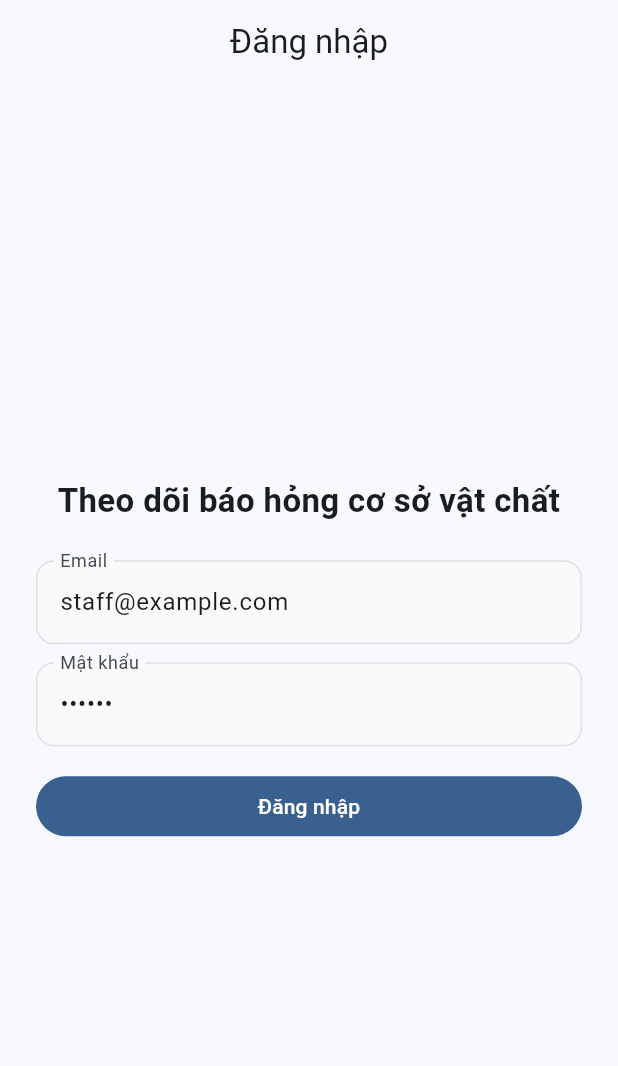
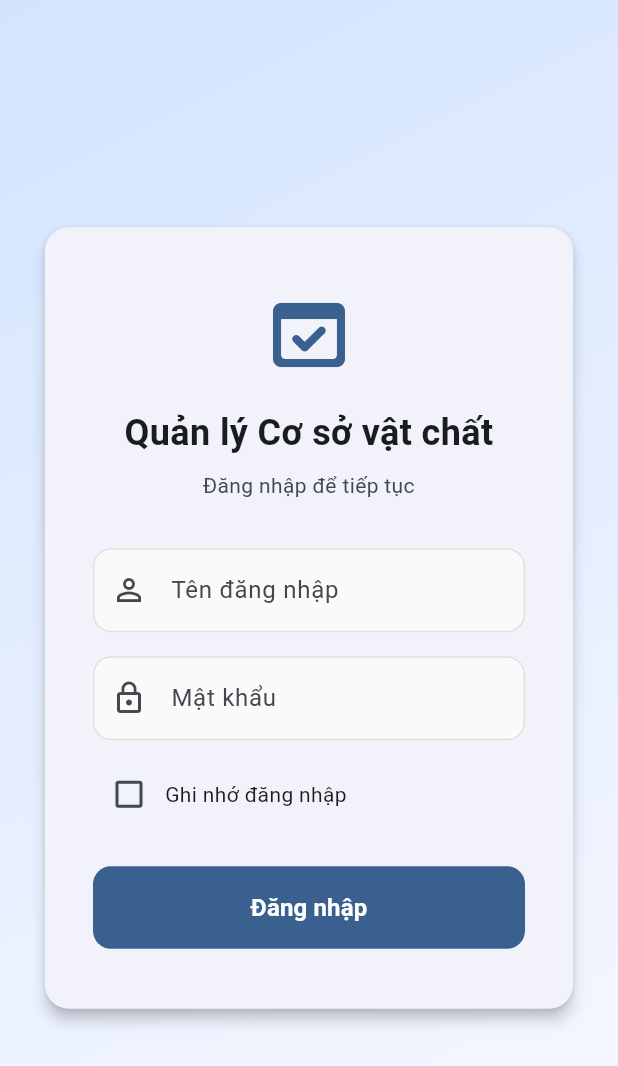
Before and after one commit to MinhSimpRaiden/FacilityReportApp, a Flutter app: the screen it shows after launch, on a phone screen of 412 x 824 dp. Shown: the top 1066 px of the screen. Run offline on Flutter 3.47's test engine with Material 3 defaults, Android fonts, the phone set to English and light mode, and no system bars; our stand-ins replace cloud_firestore, firebase_core, firebase_messaging, flutter_local_notifications, shared_preferences; accounts and stored records are empty.

Commit message:
UI: Redesign login screen with gradient and modern card layout

```diff
--- a/lib/screens/login/login_screen.dart
+++ b/lib/screens/login/login_screen.dart
@@ -1,5 +1,7 @@
 import 'package:flutter/material.dart';
 import 'package:provider/provider.dart';
+
+import 'package:shared_preferences/shared_preferences.dart';
 
 import '../../providers/auth_provider.dart';
 import '../../services/notification_service.dart';
@@ -13,12 +15,32 @@ class LoginScreen extends StatefulWidget {
 
 class _LoginScreenState extends State<LoginScreen> {
   final _formKey = GlobalKey<FormState>();
-  final _emailController = TextEditingController(text: 'staff@example.com');
-  final _passwordController = TextEditingController(text: '123456');
+  final _usernameController = TextEditingController();
+  final _passwordController = TextEditingController();
+  bool _rememberMe = false;
+
+  @override
+  void initState() {
+    super.initState();
+    _loadSavedCredentials();
+  }
+
+  Future<void> _loadSavedCredentials() async {
+    final prefs = await SharedPreferences.getInstance();
+    final savedUsername = prefs.getString('saved_username');
+    final savedPassword = prefs.getString('saved_password');
+    if (savedUsername != null && savedPassword != null) {
+      setState(() {
+        _usernameController.text = savedUsername;
+        _passwordController.text = savedPassword;
+        _rememberMe = true;
+      });
+    }
+  }
 
   @override
   void dispose() {
-    _emailController.dispose();
+    _usernameController.dispose();
     _passwordController.dispose();
     super.dispose();
   }
@@ -30,7 +52,7 @@ class _LoginScreenState extends State<LoginScreen> {
 
     final authProvider = context.read<AuthProvider>();
     final ok = await authProvider.signIn(
-      email: _emailController.text,
+      username: _usernameController.text,
       password: _passwordController.text,
     );
 
@@ -43,53 +65,96 @@ class _LoginScreenState extends State<LoginScreen> {
     }
 
     if (ok && mounted) {
+      final prefs = await SharedPreferences.getInstance();
+      if (_rememberMe) {
+        await prefs.setString('saved_username', _usernameController.text);
+        await prefs.setString('saved_password', _passwordController.text);
+      } else {
+        await prefs.remove('saved_username');
+        await prefs.remove('saved_password');
+      }
+
+      if (mounted) {
         await context.read<NotificationService>().saveCurrentDeviceToken();
+      }
     }
   }
 
   @override
   Widget build(BuildContext context) {
     final isLoading = context.watch<AuthProvider>().isLoading;
+    final colorScheme = Theme.of(context).colorScheme;
 
     return Scaffold(
-      appBar: AppBar(title: const Text('Đăng nhập')),
-      body: Center(
+      body: Container(
+        decoration: BoxDecoration(
+          gradient: LinearGradient(
+            begin: Alignment.topLeft,
+            end: Alignment.bottomRight,
+            colors: [
+              colorScheme.primaryContainer,
+              colorScheme.surface,
+            ],
+          ),
+        ),
+        child: Center(
           child: ConstrainedBox(
-          constraints: const BoxConstraints(maxWidth: 420),
+            constraints: const BoxConstraints(maxWidth: 400),
+            child: Card(
+              margin: const EdgeInsets.all(24),
+              elevation: 4,
               child: Padding(
-            padding: const EdgeInsets.all(24),
+                padding: const EdgeInsets.symmetric(horizontal: 32, vertical: 40),
                 child: Form(
                   key: _formKey,
                   child: Column(
                     mainAxisSize: MainAxisSize.min,
                     crossAxisAlignment: CrossAxisAlignment.stretch,
                     children: [
-                  const Text(
-                    'Theo dõi báo hỏng cơ sở vật chất',
-                    style: TextStyle(fontSize: 22, fontWeight: FontWeight.bold),
+                      Icon(
+                        Icons.domain_verification_rounded,
+                        size: 64,
+                        color: colorScheme.primary,
+                      ),
+                      const SizedBox(height: 16),
+                      Text(
+                        'Quản lý Cơ sở vật chất',
+                        style: TextStyle(
+                          fontSize: 24,
+                          fontWeight: FontWeight.bold,
+                          color: colorScheme.onSurface,
+                        ),
                         textAlign: TextAlign.center,
                       ),
-                  const SizedBox(height: 24),
+                      const SizedBox(height: 8),
+                      Text(
+                        'Đăng nhập để tiếp tục',
+                        style: TextStyle(
+                          fontSize: 14,
+                          color: colorScheme.onSurfaceVariant,
+                        ),
+                        textAlign: TextAlign.center,
+                      ),
+                      const SizedBox(height: 32),
                       TextFormField(
-                    controller: _emailController,
+                        controller: _usernameController,
                         decoration: const InputDecoration(
-                      labelText: 'Email',
-                      border: OutlineInputBorder(),
+                          labelText: 'Tên đăng nhập',
+                          prefixIcon: Icon(Icons.person_outline),
                         ),
-                    keyboardType: TextInputType.emailAddress,
                         validator: (value) {
                           if (value == null || value.trim().isEmpty) {
-                        return 'Vui lòng nhập email.';
+                            return 'Vui lòng nhập tên đăng nhập.';
                           }
                           return null;
                         },
                       ),
-                  const SizedBox(height: 12),
+                      const SizedBox(height: 16),
                       TextFormField(
                         controller: _passwordController,
                         decoration: const InputDecoration(
                           labelText: 'Mật khẩu',
-                      border: OutlineInputBorder(),
+                          prefixIcon: Icon(Icons.lock_outline),
                         ),
                         obscureText: true,
                         validator: (value) {
@@ -99,18 +164,49 @@ class _LoginScreenState extends State<LoginScreen> {
                           return null;
                         },
                       ),
-                  const SizedBox(height: 16),
+                      const SizedBox(height: 12),
+                      Row(
+                        children: [
+                          Checkbox(
+                            value: _rememberMe,
+                            onChanged: (value) {
+                              setState(() {
+                                _rememberMe = value ?? false;
+                              });
+                            },
+                          ),
+                          const Text('Ghi nhớ đăng nhập'),
+                        ],
+                      ),
+                      const SizedBox(height: 24),
                       FilledButton(
                         onPressed: isLoading ? null : _submit,
+                        style: FilledButton.styleFrom(
+                          padding: const EdgeInsets.symmetric(vertical: 16),
+                          shape: RoundedRectangleBorder(
+                            borderRadius: BorderRadius.circular(12),
+                          ),
+                        ),
                         child: isLoading
                             ? const SizedBox(
-                            width: 20,
-                            height: 20,
-                            child: CircularProgressIndicator(strokeWidth: 2),
+                                width: 24,
+                                height: 24,
+                                child: CircularProgressIndicator(
+                                  strokeWidth: 2,
+                                  color: Colors.white,
+                                ),
                               )
-                        : const Text('Đăng nhập'),
+                            : const Text(
+                                'Đăng nhập',
+                                style: TextStyle(
+                                  fontSize: 16,
+                                  fontWeight: FontWeight.bold,
+                                ),
+                              ),
                       ),
                     ],
+                  ),
+                ),
               ),
             ),
           ),
```
Lines whose indentation alone changed are shown as unchanged.
